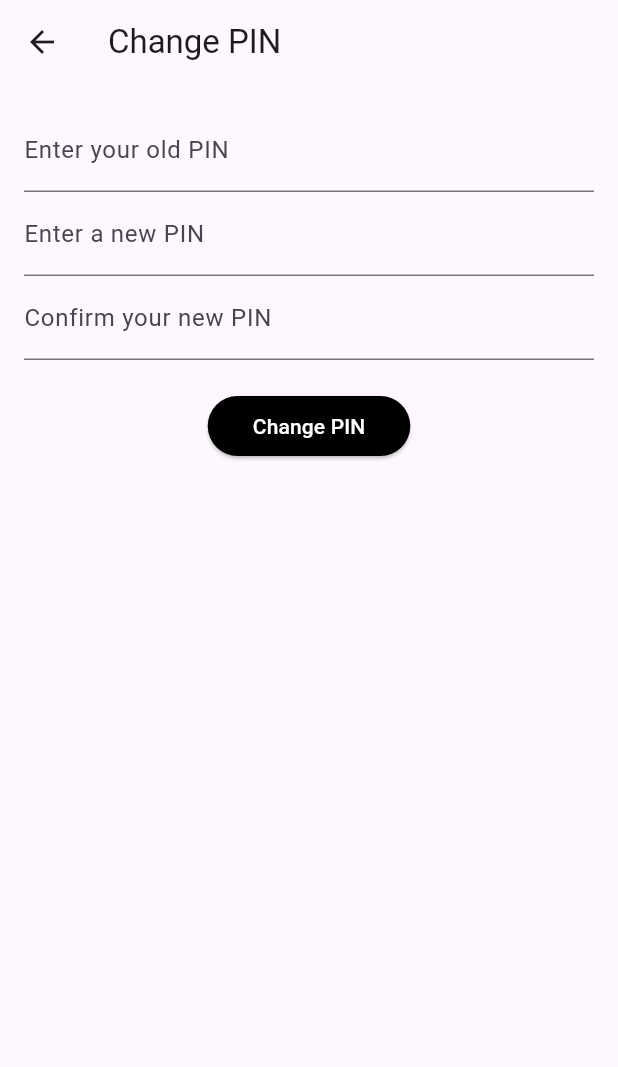
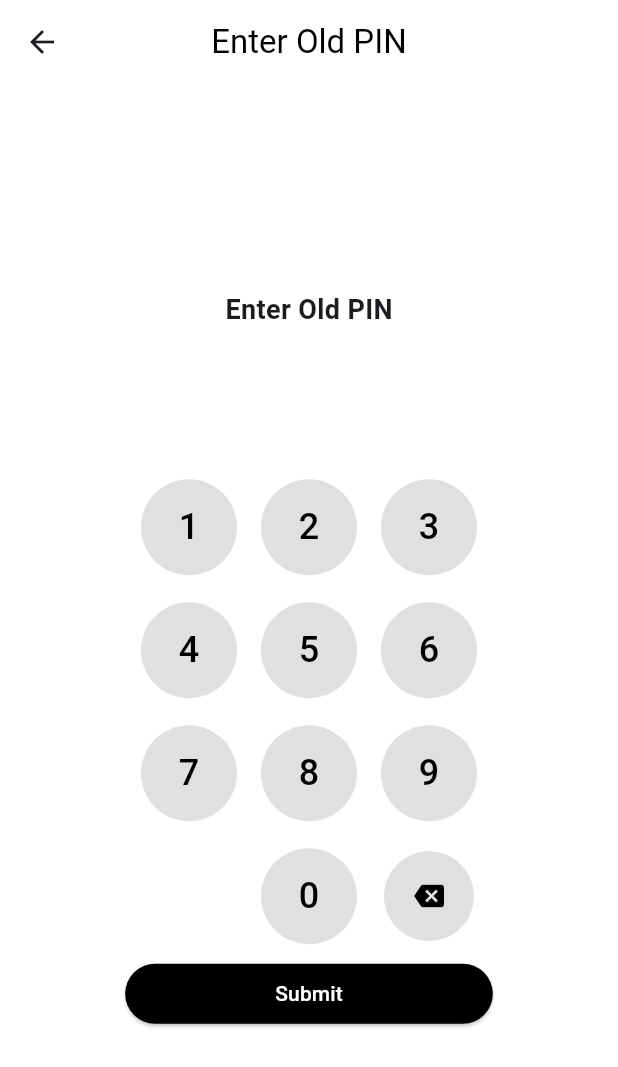
Before and after one commit to leo140803/final-exam-ambw, a Flutter app: the PinSettingsScreen screen opened by its route, on a phone screen of 412 x 824 dp. Shown: the top 1067 px of the screen. Run offline on Flutter 3.47's test engine with Material 3 defaults, Android fonts, the light colour scheme and no system bars; our stand-ins replace hive, hive_flutter; accounts and stored records are empty.

Commit message:
feat: change interface for pin

```diff
--- a/lib/create.dart
+++ b/lib/create.dart
@@ -71,7 +71,6 @@ class _CreateNoteScreenState extends State<CreateNoteScreen> {
                 border: InputBorder.none,
               ),
             ),
-            SizedBox(height: 10),
             TextField(
               cursorColor: Colors.black,
               controller: _contentController,
--- a/lib/detail.dart
+++ b/lib/detail.dart
@@ -99,7 +99,6 @@ class _NoteDetailScreenState extends State<NoteDetailScreen> {
                 border: InputBorder.none,
               ),
             ),
-            SizedBox(height: 10),
             TextField(
               cursorColor: Colors.black,
               controller: _contentController,
--- a/lib/setting.dart
+++ b/lib/setting.dart
@@ -7,93 +7,193 @@ class PinSettingsScreen extends StatefulWidget {
 }
 
 class _PinSettingsScreenState extends State<PinSettingsScreen> {
-  TextEditingController _oldPinController = TextEditingController();
-  TextEditingController _newPinController = TextEditingController();
-  TextEditingController _confirmPinController = TextEditingController();
-  final _formKey = GlobalKey<FormState>();
+  String enteredPin = "";
+  String? newPin;
+  bool isConfirming = false;
+  bool isOldPinCorrect = false;
 
-  void _changePin() async {
-    if (_formKey.currentState!.validate()) {
+  void _addPinNumber(String number) {
+    if (enteredPin.length < 4) {
+      setState(() {
+        enteredPin += number;
+      });
+      print("Current PIN Entry: $enteredPin");
+    }
+  }
+
+  void _deleteLastEntry() {
+    if (enteredPin.isNotEmpty) {
+      setState(() {
+        enteredPin = enteredPin.substring(0, enteredPin.length - 1);
+      });
+    }
+  }
+
+  void _verifyOldPin() {
     var box = Hive.box('settings');
     String currentPin = box.get('pin', defaultValue: '');
-      if (_oldPinController.text == currentPin) {
-        if (_newPinController.text == _confirmPinController.text) {
-          await box.put('pin', _newPinController.text);
-          Navigator.pop(context);
-          ScaffoldMessenger.of(context).showSnackBar(
-              SnackBar(content: Text("PIN changed successfully")));
-        } else {
-          ScaffoldMessenger.of(context)
-              .showSnackBar(SnackBar(content: Text("New PIN does not match")));
-        }
+    if (enteredPin == currentPin) {
+      print("Old PIN correct, setting new PIN.");
+      setState(() {
+        isOldPinCorrect = true;
+        enteredPin = "";
+      });
     } else {
       ScaffoldMessenger.of(context)
           .showSnackBar(SnackBar(content: Text("Incorrect old PIN")));
+      setState(() {
+        enteredPin = ""; // Ensure we reset this for re-entry
+      });
     }
   }
+
+  void _setNewPin() {
+    if (newPin == null) {
+      setState(() {
+        newPin = enteredPin;
+        enteredPin = "";
+        isConfirming = true;
+      });
+
+      print("New PIN set, please confirm.");
+    } else if (newPin == enteredPin) {
+      Hive.box('settings').put('pin', enteredPin);
+      Navigator.pop(context);
+      ScaffoldMessenger.of(context)
+          .showSnackBar(SnackBar(content: Text("PIN changed successfully")));
+    } else {
+      ScaffoldMessenger.of(context).showSnackBar(
+          SnackBar(content: Text("PINs do not match, try again")));
+      setState(() {
+        enteredPin = "";
+        isConfirming = true;
+      });
+    }
+  }
+
+  void _submitPin() {
+    if (!isOldPinCorrect) {
+      _verifyOldPin();
+    } else if (!isConfirming) {
+      _setNewPin();
+    } else {
+      _setNewPin();
+    }
+  }
+
+  Widget _buildPinNumberButton(String number) {
+    return Padding(
+      padding: const EdgeInsets.all(8.0),
+      child: TextButton(
+        onPressed: () => _addPinNumber(number),
+        child:
+            Text(number, style: TextStyle(fontSize: 24, color: Colors.black)),
+        style: TextButton.styleFrom(
+          backgroundColor: Colors.grey[300],
+          shape: CircleBorder(),
+          padding: EdgeInsets.all(16),
+        ),
+      ),
+    );
+  }
+
+  Widget _buildBackspaceButton() {
+    return Padding(
+      padding: const EdgeInsets.all(8.0),
+      child: TextButton(
+        onPressed: _deleteLastEntry,
+        child: Icon(Icons.backspace, color: Colors.black),
+        style: TextButton.styleFrom(
+          backgroundColor: Colors.grey[300],
+          shape: CircleBorder(),
+          padding: EdgeInsets.all(16),
+        ),
+      ),
+    );
   }
 
   @override
   Widget build(BuildContext context) {
     return Scaffold(
+      backgroundColor: Colors.white,
       appBar: AppBar(
-        title: Text("Change PIN"),
+        backgroundColor: Colors.white,
+        elevation: 0,
+        title: Text(
+            isConfirming
+                ? "Confirm New PIN"
+                : isOldPinCorrect
+                    ? "Set New PIN"
+                    : "Enter Old PIN",
+            style: TextStyle(color: Colors.black)),
+        centerTitle: true,
       ),
-      body: Form(
-        key: _formKey,
-        child: Padding(
-          padding: EdgeInsets.all(16.0),
+      body: SafeArea(
+        child: Center(
           child: Column(
+            mainAxisAlignment: MainAxisAlignment.center,
             children: <Widget>[
-              TextFormField(
-                controller: _oldPinController,
-                decoration: InputDecoration(labelText: 'Enter your old PIN'),
-                obscureText: true,
-                keyboardType: TextInputType.number,
-                validator: (value) {
-                  if (value == null || value.isEmpty) {
-                    return 'Please enter your old PIN';
-                  }
-                  return null;
-                },
+              Text(
+                isOldPinCorrect
+                    ? (isConfirming ? "Confirm New PIN" : "Enter New PIN")
+                    : "Enter Old PIN",
+                style: TextStyle(fontSize: 18, fontWeight: FontWeight.bold),
               ),
-              TextFormField(
-                controller: _newPinController,
-                decoration: InputDecoration(labelText: 'Enter a new PIN'),
-                obscureText: true,
-                keyboardType: TextInputType.number,
-                validator: (value) {
-                  if (value == null || value.isEmpty) {
-                    return 'Please enter a new PIN';
-                  }
-                  return null;
-                },
-              ),
-              TextFormField(
-                controller: _confirmPinController,
-                decoration: InputDecoration(labelText: 'Confirm your new PIN'),
-                obscureText: true,
-                keyboardType: TextInputType.number,
-                validator: (value) {
-                  if (value == null || value.isEmpty) {
-                    return 'Please confirm your new PIN';
-                  }
-                  return null;
-                },
+              Text(
+                '●' * enteredPin.length,
+                style: TextStyle(fontSize: 50, letterSpacing: 5),
               ),
               SizedBox(height: 20),
+              for (var row in [
+                ["1", "2", "3"],
+                ["4", "5", "6"],
+                ["7", "8", "9"],
+              ])
+                Row(
+                  mainAxisAlignment: MainAxisAlignment.center,
+                  children: row.map((e) => _buildPinNumberButton(e)).toList(),
+                ),
+              Row(
+                mainAxisAlignment: MainAxisAlignment.center,
+                children: [
+                  Padding(
+                    padding: const EdgeInsets.all(10.0),
+                    child: TextButton(
+                      onPressed: () {},
+                      child: Text("",
+                          style: TextStyle(fontSize: 24, color: Colors.black)),
+                      style: TextButton.styleFrom(
+                          shape: CircleBorder(),
+                          backgroundColor: Colors.white,
+                          minimumSize:
+                              Size(60, 60) // Adjust the size as necessary
+                          ),
+                    ),
+                  ),
+                  _buildPinNumberButton("0"),
+                  Padding(
+                    padding: const EdgeInsets.all(10.0),
+                    child: TextButton(
+                      onPressed: _deleteLastEntry,
+                      child:
+                          Icon(Icons.backspace, size: 20, color: Colors.black),
+                      style: TextButton.styleFrom(
+                          shape: CircleBorder(),
+                          backgroundColor: Colors.grey[300],
+                          minimumSize: Size(60, 60)),
+                    ),
+                  )
+                ],
+              ),
               ElevatedButton(
-                onPressed: _changePin,
-                child: Text(
-                  'Change PIN',
-                  style: TextStyle(color: Colors.white),
-                ),
+                onPressed: _submitPin,
+                child: Text('Submit', style: TextStyle(color: Colors.white)),
                 style: ElevatedButton.styleFrom(
                   backgroundColor: Colors.black,
                   shape: RoundedRectangleBorder(
-                    borderRadius: BorderRadius.circular(20.0),
+                    borderRadius: BorderRadius.circular(30.0),
                   ),
-                  padding: EdgeInsets.symmetric(horizontal: 30, vertical: 10),
+                  padding: EdgeInsets.symmetric(horizontal: 100, vertical: 10),
                 ),
               ),
             ],
@@ -102,12 +202,4 @@ class _PinSettingsScreenState extends State<PinSettingsScreen> {
       ),
     );
   }
-
-  @override
-  void dispose() {
-    _oldPinController.dispose();
-    _newPinController.dispose();
-    _confirmPinController.dispose();
-    super.dispose();
 }
-}
```
Also changed, not shown: lib/home.dart (+7 -3 lines), lib/login.dart (+115 -58 lines). Lines whose indentation alone changed are shown as unchanged.
